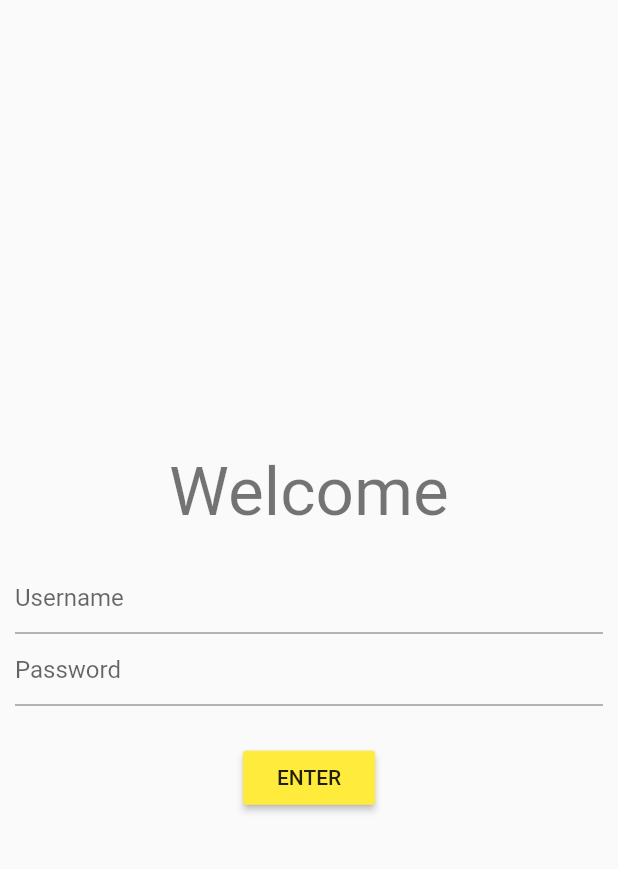
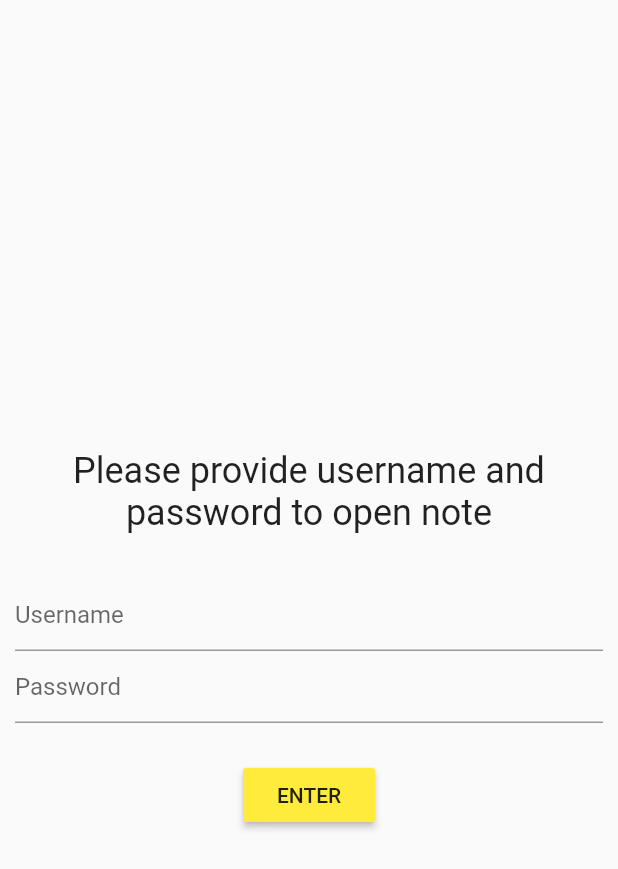
Before and after one commit to Adelionek/FlutterDBSM, a Flutter app: the MyLogin screen opened directly, on a phone screen of 412 x 824 dp. Shown: the top 869 px of the screen. Run offline on Flutter 3.47's test engine with Material 2 defaults, Android fonts, the phone set to English and light mode, and no system bars; our stand-ins replace sqflite; missing offline and left inert: encrypt; accounts and stored records are empty.

Commit message:
added login page

```diff
--- a/NotepadApplication/lib/main.dart
+++ b/NotepadApplication/lib/main.dart
@@ -10,6 +10,7 @@ void main() {
 class MyApp extends StatelessWidget {
   @override
   Widget build(BuildContext context) {
+    print("printed text");
 
 
     return MaterialApp(
--- a/NotepadApplication/lib/screens/login.dart
+++ b/NotepadApplication/lib/screens/login.dart
@@ -29,11 +29,15 @@ class _MyLogin extends State<MyLogin> {
             mainAxisAlignment: MainAxisAlignment.center,
             children: [
               Padding(
-                padding: const EdgeInsets.all(20.0),
-                child: Text(
-                  'Welcome',
-                  style: Theme.of(context).textTheme.headline3,
-                ),
+                padding: const EdgeInsets.all(30.0),
+
+                  child: Text(
+                    'Please provide username and password to open note',
+                    style: Theme.of(context).textTheme.headline5,
+                    textAlign: TextAlign.center,
+
+                  ),
+
               ),
               TextField(
                 decoration: InputDecoration(
--- a/NotepadApplication/lib/utils/database_helper.dart
+++ b/NotepadApplication/lib/utils/database_helper.dart
@@ -85,7 +85,6 @@ class DatabaseHelper{
     return result;
   }
 
-
   // get the list of Map<String, dynamic> and convert it to List<Note>
   Future<List<Note>> getNoteList() async{
     var noteMapList = await getNoteMapList(); // get map list from db
--- a/NotepadApplication/pubspec.yaml
+++ b/NotepadApplication/pubspec.yaml
@@ -27,6 +27,7 @@ dependencies:
   sqflite: 1.3.2
   path_provider: 1.6.24
   intl: 0.16.1
+  encrypt: ^4.1.0
 
 
   # The following adds the Cupertino Icons font to your application.
```
Also changed, not shown: NotepadApplication/lib/encryption.dart (added, +26 -0 lines), NotepadApplication/lib/screens/note_detail.dart (+47 -4 lines), NotepadApplication/lib/screens/note_list.dart (+2 -12 lines), NotepadApplication/lib/screens/TestMain.dart (added).
